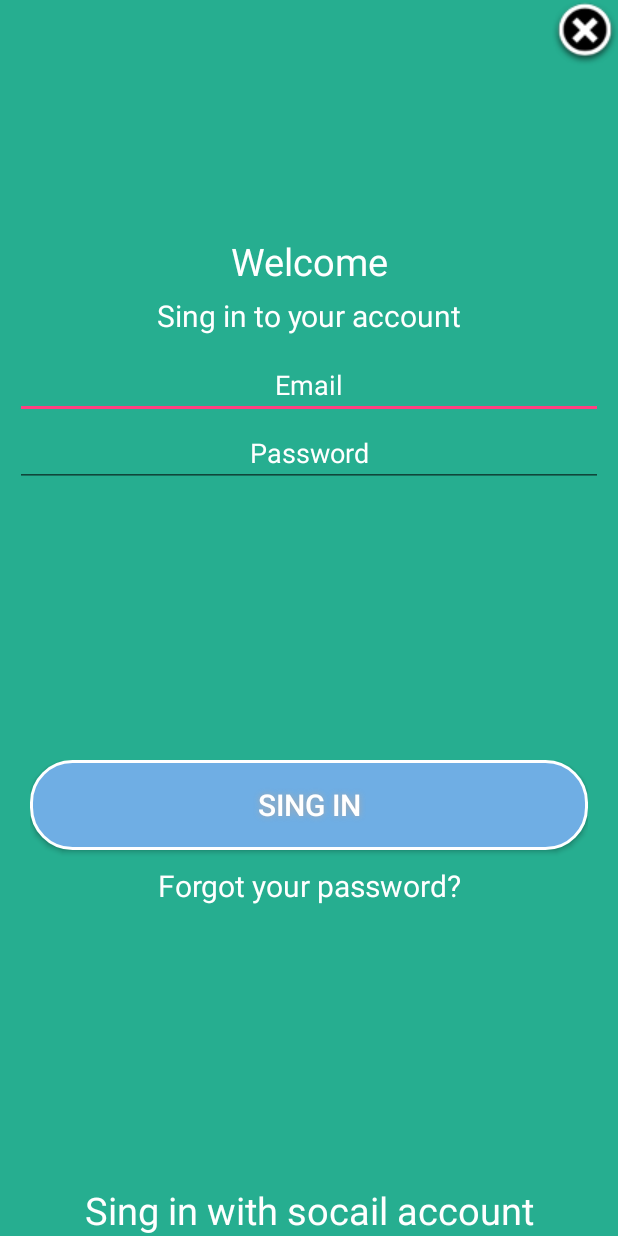
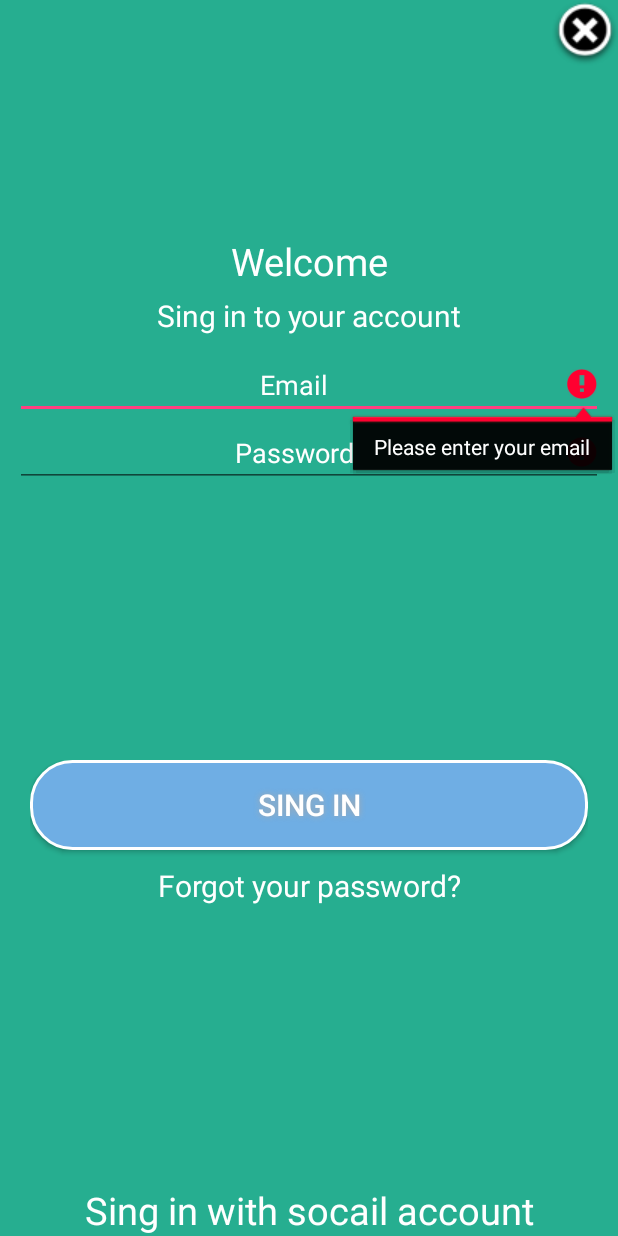
Before and after one commit to jalilcse03/job-site, an Android app: the LoginActivity screen opened directly, with no data from a screen before it, after a tap on "SING IN", on a phone screen of 412 x 824 dp. Run offline under Robolectric (Android 15) with nearby library versions, the phone set to English and light mode, and no system bars.

Commit message:
error check complete

```diff
--- a/JobSite/app/build.gradle
+++ b/JobSite/app/build.gradle
@@ -3,6 +3,7 @@ apply plugin: 'com.android.application'
 android {
     compileSdkVersion 23
     buildToolsVersion "23.0.2"
+    useLibrary 'org.apache.http.legacy'
 
     defaultConfig {
         applicationId "bubtjobs.com.jobsite"
--- a/JobSite/app/src/main/AndroidManifest.xml
+++ b/JobSite/app/src/main/AndroidManifest.xml
@@ -2,6 +2,8 @@
 <manifest xmlns:android="http://schemas.android.com/apk/res/android"
     package="bubtjobs.com.jobsite">
 
+    <uses-permission android:name="android.permission.INTERNET"/>
+    <uses-permission android:name="android.permission.ACCESS_NETWORK_STATE"/>
     <application
         android:allowBackup="true"
         android:icon="@mipmap/ic_launcher"
--- a/JobSite/app/src/main/java/bubtjobs/com/jobsite/CommonFunction.java
+++ b/JobSite/app/src/main/java/bubtjobs/com/jobsite/CommonFunction.java
@@ -6,18 +6,23 @@ import android.net.ConnectivityManager;
 import android.net.NetworkInfo;
 import android.text.TextUtils;
 import android.widget.EditText;
+import android.widget.Toast;
 
 /**
  * Created by Murtuza on 3/11/2016.
  */
 public class CommonFunction {
+
+    public CommonFunction(){
+
+    }
     // Email Validation Check
-    public  boolean isValidEmail(CharSequence target)
+    public  boolean isValidEmail(EditText target)
     {
-        if (TextUtils.isEmpty(target)) {
+        if (TextUtils.isEmpty(target.getText().toString())) {
             return false;
         } else {
-            return android.util.Patterns.EMAIL_ADDRESS.matcher(target).matches();
+            return android.util.Patterns.EMAIL_ADDRESS.matcher(target.getText().toString()).matches();
         }
     }
     // Is Empty Check Edittext
@@ -42,4 +47,8 @@ public class CommonFunction {
 
         return false;
     }
+    // Toast Message
+    public void toastMessate(Context context,String messasge){
+        Toast.makeText(context,messasge,Toast.LENGTH_LONG).show();
+    }
 }
--- a/JobSite/app/src/main/java/bubtjobs/com/jobsite/LoginActivity.java
+++ b/JobSite/app/src/main/java/bubtjobs/com/jobsite/LoginActivity.java
@@ -9,6 +9,7 @@ import android.widget.Button;
 import android.widget.EditText;
 import android.widget.ImageButton;
 import android.widget.TextView;
+import android.widget.Toast;
 
 public class LoginActivity extends AppCompatActivity implements View.OnClickListener{
     Button loginBt;
@@ -16,6 +17,7 @@ public class LoginActivity extends AppCompatActivity implements View.OnClickList
     EditText emailEt,passwordEt;
     TextView forgotPaasswordTv,singInSocailTv;
     CommonFunction commonFunction;
+    boolean error;
 
     @Override
     protected void onCreate(Bundle savedInstanceState) {
@@ -25,6 +27,8 @@ public class LoginActivity extends AppCompatActivity implements View.OnClickList
         initial();
     }
     public void  initial(){
+        commonFunction=new CommonFunction();
+
         loginBt=(Button)findViewById(R.id.loginBt);
         backBt=(ImageButton)findViewById(R.id.backBt);
 
@@ -42,7 +46,7 @@ public class LoginActivity extends AppCompatActivity implements View.OnClickList
     }
     public  void forgotPassword(View view){
 
-        startActivity(new Intent(LoginActivity.this,ForgotPassworActivity.class));
+        startActivity(new Intent(LoginActivity.this, ForgotPassworActivity.class));
     }
 
     @Override
@@ -54,6 +58,24 @@ public class LoginActivity extends AppCompatActivity implements View.OnClickList
                 overridePendingTransition(R.anim.pull_in_right, R.anim.push_out_left);
                 break;
             case R.id.loginBt:
+                error=true;
+                if(!commonFunction.isValidEmail(emailEt))
+                {
+                    errorMessage(emailEt,"Please enter valid email");
+                }
+                if(!commonFunction.isEmpty(passwordEt))
+                {
+                    errorMessage(passwordEt, "Please enter your password");
+                }
+                if(!commonFunction.isEmpty(emailEt))
+                {
+                    errorMessage(emailEt, "Please enter your email");
+                }
+                if(error)
+                {
+                    Toast.makeText(LoginActivity.this, "Ok", Toast.LENGTH_LONG).show();
+
+                }
                 break;
             case R.id.forgotPassword:
                 break;
@@ -61,4 +83,10 @@ public class LoginActivity extends AppCompatActivity implements View.OnClickList
                 break;
         }
     }
+    private void errorMessage(EditText editText,String message)
+    {
+       editText.setError(message);
+        editText.requestFocus();
+        error=false;
+    }
 }
--- a/JobSite/app/src/main/res/layout/activity_singup.xml
+++ b/JobSite/app/src/main/res/layout/activity_singup.xml
@@ -16,7 +16,7 @@
             android:src="@drawable/cancel"
             android:scaleType="center"
             android:background="@color/bg_login"
-            android:id="@+id/btn_back"
+            android:id="@+id/backBt"
             />
     </LinearLayout>
 
@@ -49,7 +49,6 @@
             android:layout_marginTop="10dp"
             android:layout_width="match_parent"
             android:layout_height="wrap_content"
-            android:inputType="textPassword"
             android:hint="@string/hint_email"
             android:textColorHint="@color/white"
             android:gravity="center"
@@ -77,6 +76,7 @@
             android:textColor="@color/white"
             />
         <Button
+            android:id="@+id/singupBt"
             android:layout_marginTop="10dp"
             android:layout_gravity="center"
             android:text="@string/btn_sing_up"
```
Also changed, not shown: JobSite/app/src/main/java/bubtjobs/com/jobsite/SingupActivity.java (+73 -1 lines).
